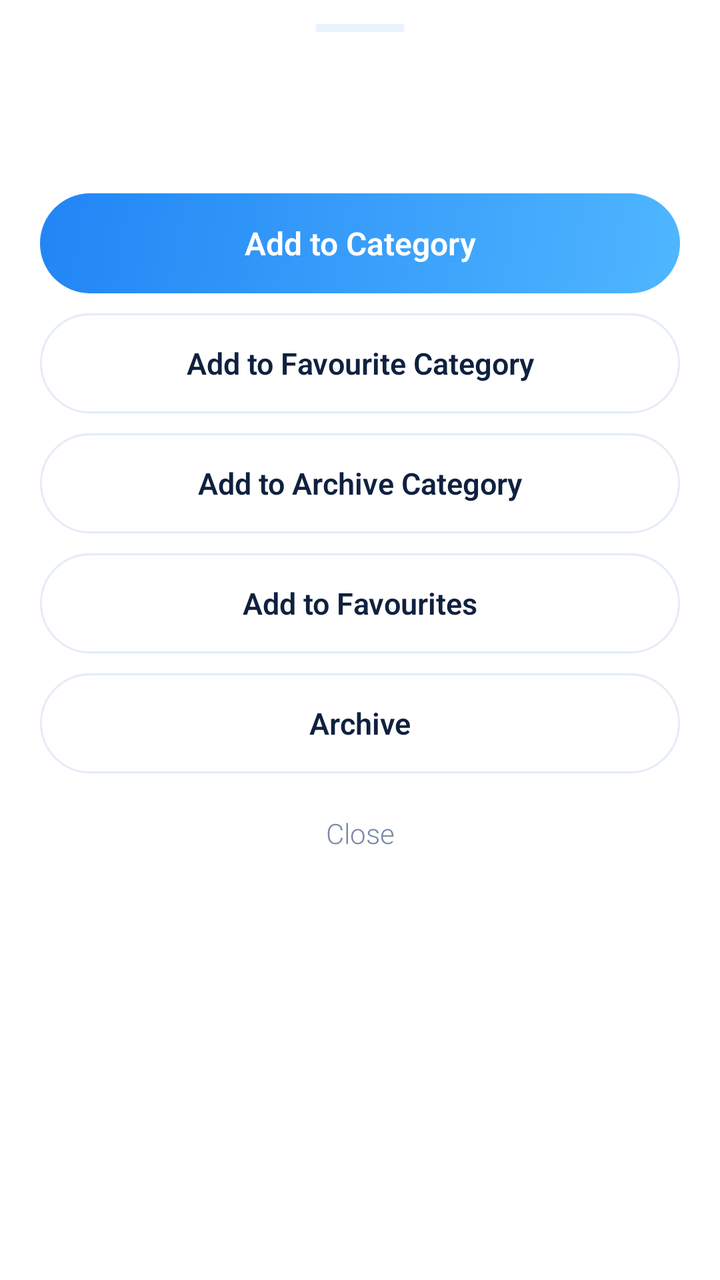
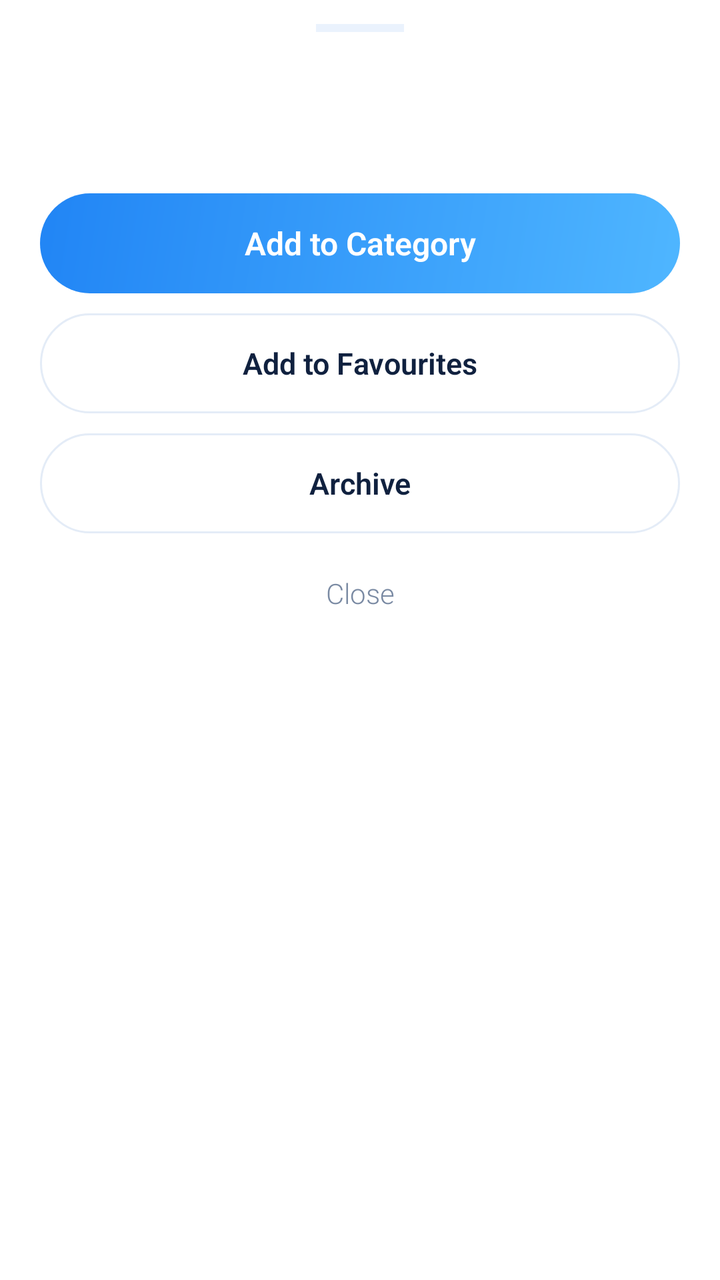

An Android layout rendered at two revisions. The XML below is the earlier revision; the diff shows what the commit changed to produce the second picture.
<!-- AndroidManifest.xml: application theme Theme.BhajanApp -->
<!-- res/layout/dialog_bhajan_options.xml -->
<LinearLayout xmlns:android="http://schemas.android.com/apk/res/android"
    android:layout_width="match_parent"
    android:layout_height="wrap_content"
    android:background="@drawable/bg_bottom_sheet"
    android:orientation="vertical"
    android:paddingHorizontal="20dp"
    android:paddingBottom="16dp">

    <View
        android:layout_width="44dp"
        android:layout_height="4dp"
        android:layout_gravity="center_horizontal"
        android:layout_marginTop="12dp"
        android:background="@color/muted" />

    <TextView
        android:id="@+id/sheet_title"
        android:layout_width="match_parent"
        android:layout_height="wrap_content"
        android:layout_marginTop="16dp"
        android:ellipsize="end"
        android:maxLines="2"
        android:textColor="@color/text_primary"
        android:textSize="20sp"
        android:textStyle="bold" />

    <TextView
        android:id="@+id/sheet_sub"
        android:layout_width="match_parent"
        android:layout_height="wrap_content"
        android:layout_marginTop="4dp"
        android:textColor="@color/text_secondary"
        android:textSize="13sp" />

    <TextView
        android:id="@+id/sheet_category"
        android:layout_width="match_parent"
        android:layout_height="50dp"
        android:layout_marginTop="16dp"
        android:background="@drawable/bg_button_accent"
        android:gravity="center"
        android:text="Add to Category"
        android:textColor="@color/on_accent"
        android:textSize="16sp"
        android:textStyle="bold" />

    <TextView
        android:id="@+id/sheet_fav_category"
        android:layout_width="match_parent"
        android:layout_height="50dp"
        android:layout_marginTop="10dp"
        android:background="@drawable/bg_pill"
        android:gravity="center"
        android:text="Add to Favourite Category"
        android:textColor="@color/text_primary"
        android:textSize="15sp"
        android:textStyle="bold" />

    <TextView
        android:id="@+id/sheet_archive_category"
        android:layout_width="match_parent"
        android:layout_height="50dp"
        android:layout_marginTop="10dp"
        android:background="@drawable/bg_pill"
        android:gravity="center"
        android:text="Add to Archive Category"
        android:textColor="@color/text_primary"
        android:textSize="15sp"
        android:textStyle="bold" />

    <TextView
        android:id="@+id/sheet_fav"
        android:layout_width="match_parent"
        android:layout_height="50dp"
        android:layout_marginTop="10dp"
        android:background="@drawable/bg_pill"
        android:gravity="center"
        android:text="Add to Favourites"
        android:textColor="@color/text_primary"
        android:textSize="15sp"
        android:textStyle="bold" />

    <TextView
        android:id="@+id/sheet_archive"
        android:layout_width="match_parent"
        android:layout_height="50dp"
        android:layout_marginTop="10dp"
        android:background="@drawable/bg_pill"
        android:gravity="center"
        android:text="Archive"
        android:textColor="@color/text_primary"
        android:textSize="15sp"
        android:textStyle="bold" />

    <TextView
        android:id="@+id/sheet_remove_recent"
        android:layout_width="match_parent"
        android:layout_height="50dp"
        android:layout_marginTop="10dp"
        android:background="@drawable/bg_pill"
        android:gravity="center"
        android:text="Remove from Recent"
        android:textColor="@color/red"
        android:textSize="15sp"
        android:textStyle="bold"
        android:visibility="gone" />

    <TextView
        android:id="@+id/sheet_remove_category"
        android:layout_width="match_parent"
        android:layout_height="50dp"
        android:layout_marginTop="10dp"
        android:background="@drawable/bg_pill"
        android:gravity="center"
        android:text="Remove from this Category"
        android:textColor="@color/red"
        android:textSize="15sp"
        android:textStyle="bold"
        android:visibility="gone" />

    <TextView
        android:id="@+id/sheet_close"
        android:layout_width="match_parent"
        android:layout_height="44dp"
        android:layout_marginTop="8dp"
        android:gravity="center"
        android:text="Close"
        android:textColor="@color/text_secondary"
        android:textSize="14sp" />
</LinearLayout>
<!-- resources referenced by this layout -->
<resources>
  <color name="muted">#EAF2FD</color>
  <color name="on_accent">#FFFFFF</color>
  <color name="red">#E5484D</color>
  <color name="text_primary">#10213F</color>
  <color name="text_secondary">#7A8AA3</color>
  <!-- drawable bg_bottom_sheet (drawable) -->
  <?xml version="1.0" encoding="utf-8"?>
  <shape xmlns:android="http://schemas.android.com/apk/res/android"
      android:shape="rectangle">
      <solid android:color="@color/card" />
      <corners
          android:topLeftRadius="24dp"
          android:topRightRadius="24dp" />
  </shape>
  <!-- drawable bg_button_accent (drawable) -->
  <?xml version="1.0" encoding="utf-8"?>
  <shape xmlns:android="http://schemas.android.com/apk/res/android" android:shape="rectangle">
      <gradient
          android:angle="315"
          android:endColor="@color/accent_light"
          android:startColor="@color/accent"
          android:type="linear" />
      <corners android:radius="26dp" />
  </shape>
  <!-- drawable bg_pill (drawable) -->
  <?xml version="1.0" encoding="utf-8"?>
  <shape xmlns:android="http://schemas.android.com/apk/res/android" android:shape="rectangle">
      <solid android:color="@color/card" />
      <corners android:radius="26dp" />
      <stroke android:width="1dp" android:color="@color/card_border" />
  </shape>
  <style name="Theme.BhajanApp" parent="Theme.MaterialComponents.DayNight.NoActionBar">
          <item name="colorPrimary">@color/accent</item>
          <item name="android:statusBarColor">@color/bg</item>
          <item name="android:windowLightStatusBar">true</item>
          <item name="android:fontFamily">sans-serif-light</item>
          <item name="fontFamily">sans-serif-light</item>
      </style>
  <color name="card">#FFFFFF</color>
  <color name="accent_light">#4FB6FF</color>
  <color name="accent">#2185F5</color>
  <color name="card_border">#E4ECF7</color>
  <color name="bg">#F4F8FE</color>
</resources>

<!-- the commit's change to res/layout/dialog_bhajan_options.xml (unified diff, before → after) -->
@@ -42,30 +42,6 @@
         android:text="Add to Category"
         android:textColor="@color/on_accent"
         android:textSize="16sp"
-        android:textStyle="bold" />
-
-    <TextView
-        android:id="@+id/sheet_fav_category"
-        android:layout_width="match_parent"
-        android:layout_height="50dp"
-        android:layout_marginTop="10dp"
-        android:background="@drawable/bg_pill"
-        android:gravity="center"
-        android:text="Add to Favourite Category"
-        android:textColor="@color/text_primary"
-        android:textSize="15sp"
-        android:textStyle="bold" />
-
-    <TextView
-        android:id="@+id/sheet_archive_category"
-        android:layout_width="match_parent"
-        android:layout_height="50dp"
-        android:layout_marginTop="10dp"
-        android:background="@drawable/bg_pill"
-        android:gravity="center"
-        android:text="Add to Archive Category"
-        android:textColor="@color/text_primary"
-        android:textSize="15sp"
         android:textStyle="bold" />
 
     <TextView
